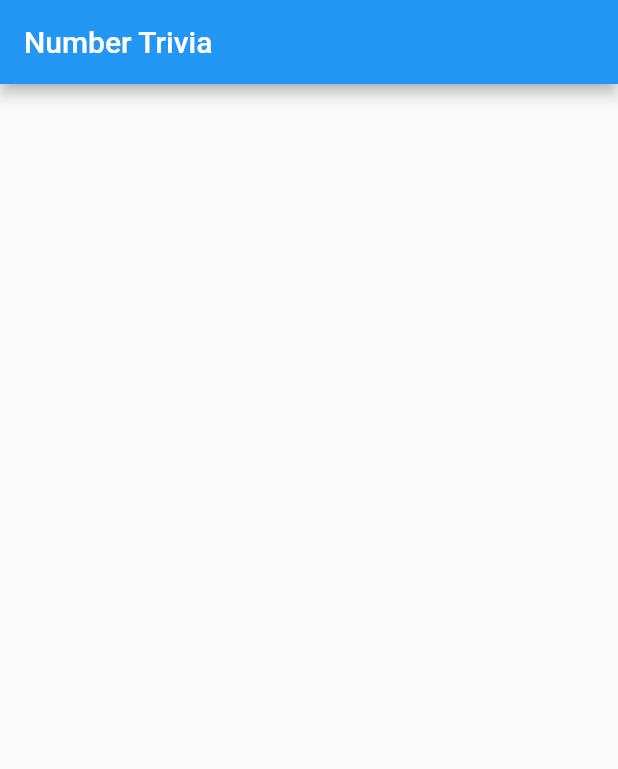
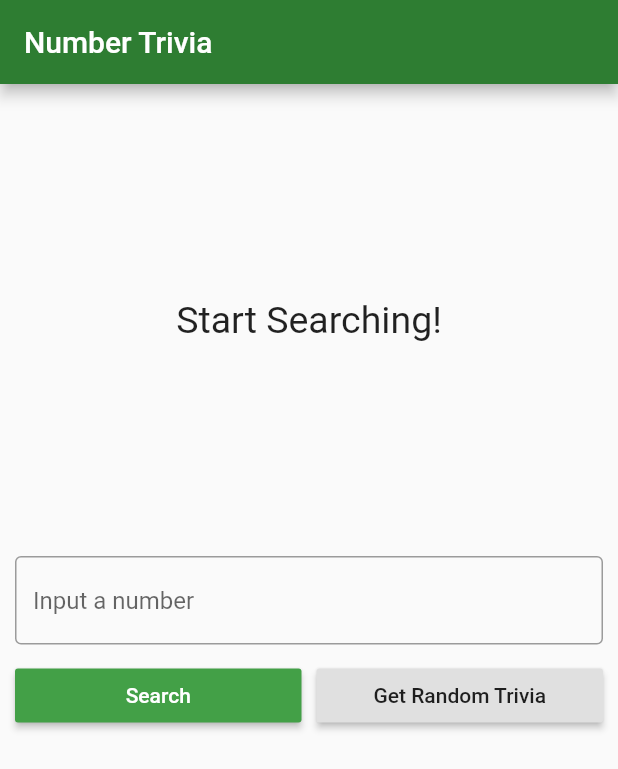
Before and after one commit to utkarsh-UK/number-trivia, a Flutter app: the screen it shows after launch, on a phone screen of 412 x 824 dp. Shown: the top 769 px of the screen. Run offline on Flutter 3.47's test engine with Material 2 defaults, Android fonts, the phone set to English and light mode, and no system bars; our stand-ins replace bloc, dartz, data_connection_checker, equatable, flutter_bloc, get_it and 1 more.

Commit message:
Completed presentation layer

```diff
--- a/lib/features/number_trivia/presentation/pages/number_trivia_page.dart
+++ b/lib/features/number_trivia/presentation/pages/number_trivia_page.dart
@@ -1,4 +1,9 @@
 import 'package:flutter/material.dart';
+import 'package:flutter_bloc/flutter_bloc.dart';
+
+import '../../../../injection_container.dart';
+import '../bloc/number_trivia_bloc.dart';
+import '../widgets/widgets.dart';
 
 class NumberTriviaPage extends StatelessWidget {
   @override
@@ -7,6 +12,40 @@ class NumberTriviaPage extends StatelessWidget {
       appBar: AppBar(
         title: Text('Number Trivia'),
       ),
+      body: SingleChildScrollView(child: _buildBody(context)),
+    );
+  }
+
+  BlocProvider<NumberTriviaBloc> _buildBody(BuildContext context) {
+    return BlocProvider(
+      builder: (_) => locator<NumberTriviaBloc>(),
+      child: Center(
+        child: Padding(
+          padding: const EdgeInsets.all(10.0),
+          child: Column(
+            children: [
+              SizedBox(height: 10.0),
+              //First Half
+              BlocBuilder<NumberTriviaBloc, NumberTriviaState>(
+                builder: (context, state) {
+                  if (state is Empty) {
+                    return MessageDisplay(message: 'Start Searching!');
+                  } else if (state is Loading) {
+                    return LoadingWidget();
+                  } else if (state is Loaded) {
+                    return TriviaDisplay(trivia: state.trivia);
+                  } else if (state is Error) {
+                    return MessageDisplay(message: state.message);
+                  }
+                },
+              ),
+              SizedBox(height: 20.0),
+              //Bottom Half
+              TriviaControls(),
+            ],
+          ),
+        ),
+      ),
     );
   }
 }
--- /dev/null
+++ b/lib/features/number_trivia/presentation/widgets/message_display.dart
@@ -0,0 +1,25 @@
+import 'package:flutter/material.dart';
+
+class MessageDisplay extends StatelessWidget {
+  final String message;
+  const MessageDisplay({
+    Key key,
+    @required this.message,
+  }) : super(key: key);
+
+  @override
+  Widget build(BuildContext context) {
+    return Container(
+      height: MediaQuery.of(context).size.height / 3,
+      child: Center(
+        child: SingleChildScrollView(
+          child: Text(
+            message,
+            style: TextStyle(fontSize: 25.0),
+            textAlign: TextAlign.center,
+          ),
+        ),
+      ),
+    );
+  }
+}
--- /dev/null
+++ b/lib/features/number_trivia/presentation/widgets/trivia_controls.dart
@@ -0,0 +1,70 @@
+import 'package:flutter/material.dart';
+import 'package:flutter_bloc/flutter_bloc.dart';
+import 'package:trivia/features/number_trivia/presentation/bloc/number_trivia_bloc.dart';
+
+class TriviaControls extends StatefulWidget {
+  const TriviaControls({
+    Key key,
+  }) : super(key: key);
+
+  @override
+  _TriviaControlsState createState() => _TriviaControlsState();
+}
+
+class _TriviaControlsState extends State<TriviaControls> {
+  final controller = TextEditingController();
+  String inputString;
+
+  @override
+  Widget build(BuildContext context) {
+    return Column(
+      children: [
+        TextField(
+          controller: controller,
+          keyboardType: TextInputType.number,
+          decoration: InputDecoration(
+            border: OutlineInputBorder(),
+            hintText: 'Input a number',
+          ),
+          onChanged: (value) => inputString = value.trim(),
+          onSubmitted: (_) => _dispatchConcrete(),
+        ),
+        const SizedBox(height: 10),
+        Row(
+          children: [
+            Expanded(
+              child: RaisedButton(
+                child: Text('Search'),
+                color: Theme.of(context).accentColor,
+                textTheme: ButtonTextTheme.primary,
+                onPressed: _dispatchConcrete,
+              ),
+            ),
+            const SizedBox(width: 10),
+            Expanded(
+              child: RaisedButton(
+                child: Text('Get Random Trivia'),
+                onPressed: _dispatchRandom,
+              ),
+            ),
+          ],
+        ),
+      ],
+    );
+  }
+
+
+
+  void _dispatchConcrete() {
+    controller.clear();
+    BlocProvider.of<NumberTriviaBloc>(context).dispatch(
+      GetTriviaForConcreteNumber(inputString),
+    );
+  }
+
+  void _dispatchRandom() {
+    BlocProvider.of<NumberTriviaBloc>(context).dispatch(
+      GetTriviaForRandomNumber(),
+    );
+  }
+}
--- /dev/null
+++ b/lib/features/number_trivia/presentation/widgets/widgets.dart
@@ -0,0 +1,4 @@
+export 'message_display.dart';
+export 'loading_widget.dart';
+export 'trivia_display.dart';
+export 'trivia_controls.dart';
--- a/lib/injection_container.dart
+++ b/lib/injection_container.dart
@@ -57,6 +57,6 @@ Future<void> init() async{
   //External
   final sharedPreferences = await SharedPreferences.getInstance();
   locator.registerLazySingleton(() => sharedPreferences);
-  locator.registerLazySingleton(() => http.Client);
+  locator.registerLazySingleton(() => http.Client());
   locator.registerLazySingleton(() => DataConnectionChecker());
 }
--- a/lib/main.dart
+++ b/lib/main.dart
@@ -3,6 +3,7 @@ import 'package:trivia/features/number_trivia/presentation/pages/number_trivia_p
 import 'injection_container.dart' as di;
 
 void main() async {
+  WidgetsFlutterBinding.ensureInitialized();
   await di.init();
   runApp(MyApp());
 }
@@ -15,7 +16,8 @@ class MyApp extends StatelessWidget {
       title: 'Number Trivia',
       debugShowCheckedModeBanner: false,
       theme: ThemeData(
-        primarySwatch: Colors.blue,
+        primaryColor: Colors.green.shade800,
+        accentColor: Colors.green.shade600,
         visualDensity: VisualDensity.adaptivePlatformDensity,
       ),
       home: NumberTriviaPage(),
```
Also changed, not shown: lib/features/number_trivia/presentation/widgets/loading_widget.dart (added, +16 -0 lines), lib/features/number_trivia/presentation/widgets/trivia_display.dart (added, +37 -0 lines).
